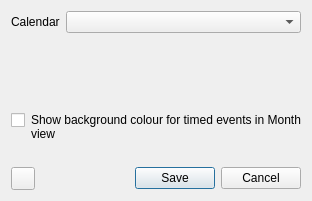
rob-vandenberg/chrono-mail, file src/chrono_mail/ui/forms/palette_editor.ui: the form before one commit.
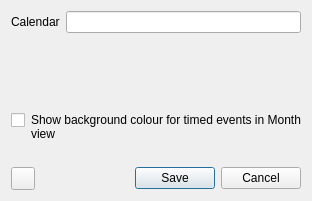
The form after the commit.

Commit message: Event colours shows its calendar as read-only text in the normal colour with its whole name as hover text, so a long name no longer keeps the window wide, and it opens at the width last given it

Patch:
```diff
--- a/src/chrono_mail/ui/forms/palette_editor.ui
+++ b/src/chrono_mail/ui/forms/palette_editor.ui
@@ -19,7 +19,11 @@
       </widget>
      </item>
      <item row="0" column="1">
-      <widget class="QComboBox" name="calendar" />
+      <widget class="QLineEdit" name="calendar">
+       <property name="readOnly">
+        <bool>true</bool>
+       </property>
+      </widget>
      </item>
     </layout>
    </item>
```
The commit also changes 9 other files.
